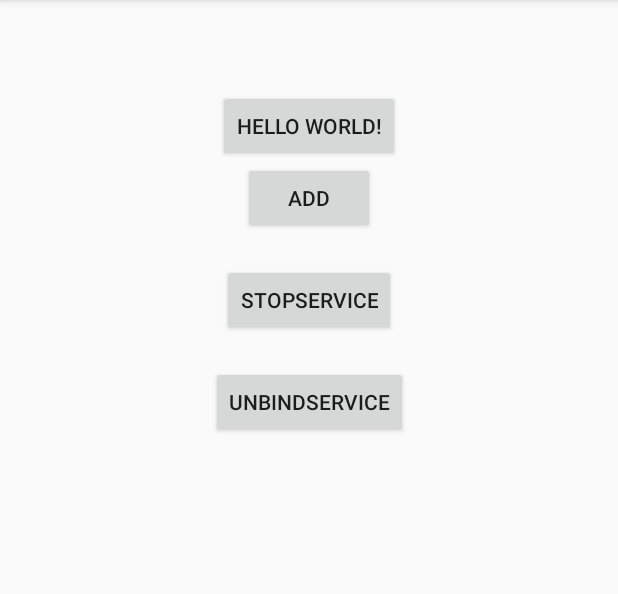
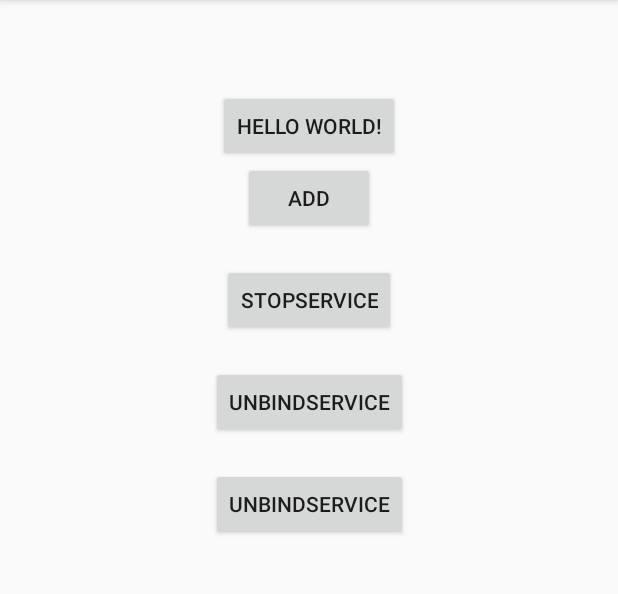
Before and after one commit to pcyfox/AIDL_Demo, an Android app: the screen it shows after launch (MainActivity), on a phone screen of 412 x 824 dp, the part 84-678 px from its top. Run offline under Robolectric (Android 15) with nearby library versions, the phone set to English and light mode, and no system bars.

Commit message:
增加手动编译实验相关代码

```diff
--- a/app/src/main/java/com/pcy/aidldemo/BookManagerService.java
+++ b/app/src/main/java/com/pcy/aidldemo/BookManagerService.java
@@ -10,6 +10,7 @@ import android.util.Log;
 
 import com.pcy.aidldemo.model.Book;
 
+import java.lang.annotation.RetentionPolicy;
 import java.util.ArrayList;
 import java.util.Iterator;
 import java.util.List;
@@ -56,7 +57,7 @@ public class BookManagerService extends Service {
     @Override
     public int onStartCommand(Intent intent, int flags, int startId) {
         Log.d(TAG, "onStartCommand() called with: intent = [" + intent + "], flags = [" + flags + "], startId = [" + startId + "]");
-        return super.onStartCommand(intent, flags, startId);
+        return Service.START_STICKY;
     }
 
 
--- a/app/src/main/java/com/pcy/aidldemo/MainActivity.java
+++ b/app/src/main/java/com/pcy/aidldemo/MainActivity.java
@@ -37,6 +37,12 @@ public class MainActivity extends AppCompatActivity {
     protected void onCreate(Bundle savedInstanceState) {
         super.onCreate(savedInstanceState);
         setContentView(R.layout.activity_main);
+        ClassLoader classLoader = getClassLoader();
+        while (classLoader != null) {
+            Log.d(TAG, "onCreate classLoader: "+classLoader);
+            classLoader = classLoader.getParent();
+            Log.d(TAG, "onCreate classLoader Parent: "+classLoader);
+        }
     }
 
     public void onBind(View view) {
@@ -64,4 +70,9 @@ public class MainActivity extends AppCompatActivity {
         unbindService(serviceConnection);
     }
 
+    public void onStartService(View view){
+        if (startSrviceIntent == null) return;
+        startService(startSrviceIntent);
+    }
+
 }
--- a/app/src/main/res/layout/activity_main.xml
+++ b/app/src/main/res/layout/activity_main.xml
@@ -49,5 +49,17 @@
         app:layout_constraintEnd_toEndOf="parent"
         app:layout_constraintStart_toStartOf="parent"
         app:layout_constraintTop_toBottomOf="@id/btn_3" />
+    <Button
+        android:onClick="onStartService"
+        android:text="unbindService"
+        android:id="@+id/btn_5"
+        android:layout_width="wrap_content"
+        android:layout_height="wrap_content"
+        android:layout_marginTop="20dp"
+        app:layout_constraintEnd_toEndOf="parent"
+        app:layout_constraintStart_toStartOf="parent"
+        app:layout_constraintTop_toBottomOf="@id/btn_4" />
+
+
 
 </android.support.constraint.ConstraintLayout>
```
Also changed, not shown: app/src/main/java/com/pcy/aidldemo/ClassLoaderTest.java (added, +9 -0 lines), 3 other files.
